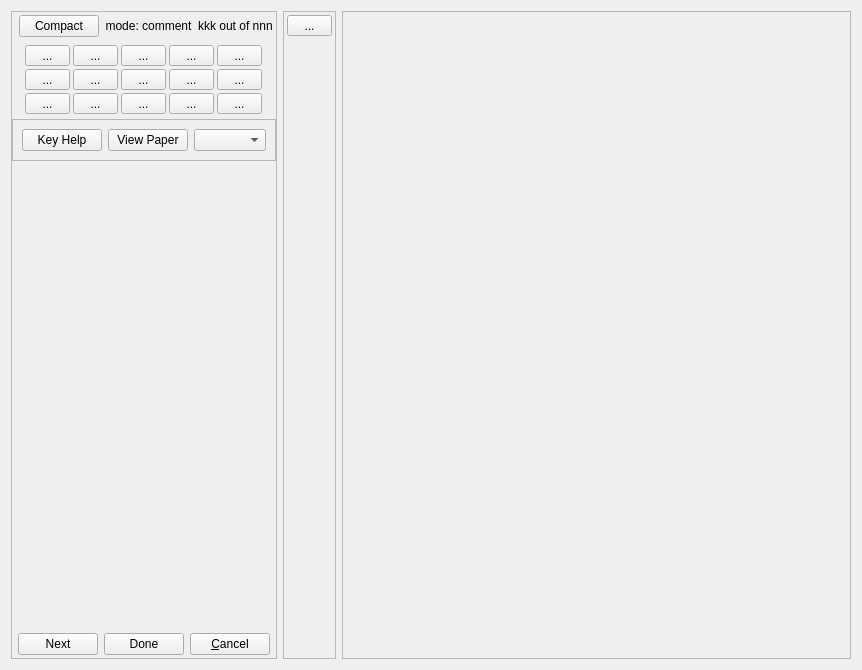
First picture: the form in qtCreatorFiles/ui_annotator_rhm.ui, repository plomgrading/plom, before the edit.
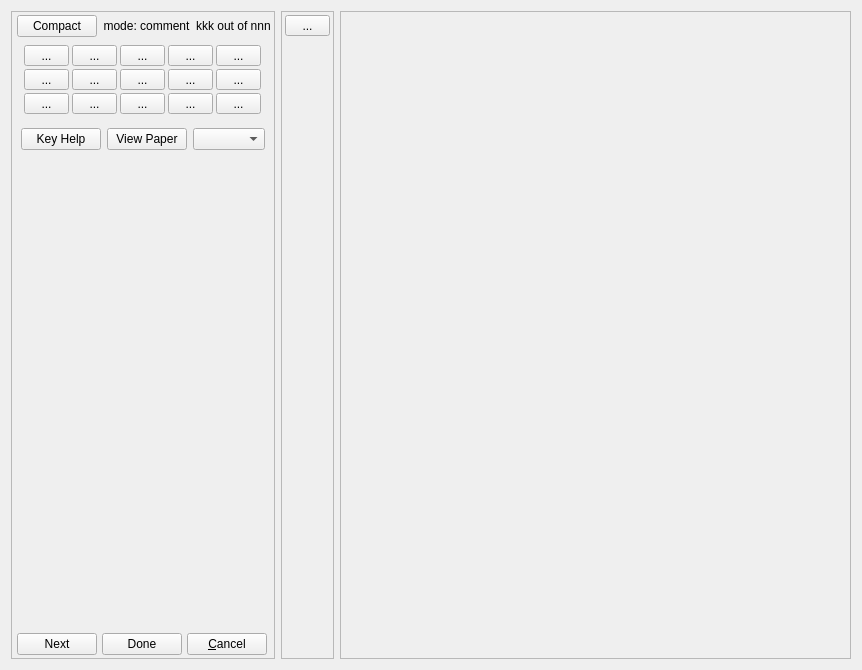
Second picture: the form after the edit.

Commit message: remove border from new frame

Diff of the .ui file:
```diff
--- a/qtCreatorFiles/ui_annotator_rhm.ui
+++ b/qtCreatorFiles/ui_annotator_rhm.ui
@@ -540,7 +540,7 @@
       <item>
        <widget class="QFrame" name="frame_4">
         <property name="frameShape">
-         <enum>QFrame::StyledPanel</enum>
+         <enum>QFrame::NoFrame</enum>
         </property>
         <property name="frameShadow">
          <enum>QFrame::Raised</enum>
```
The commit also changes 3 other files.
